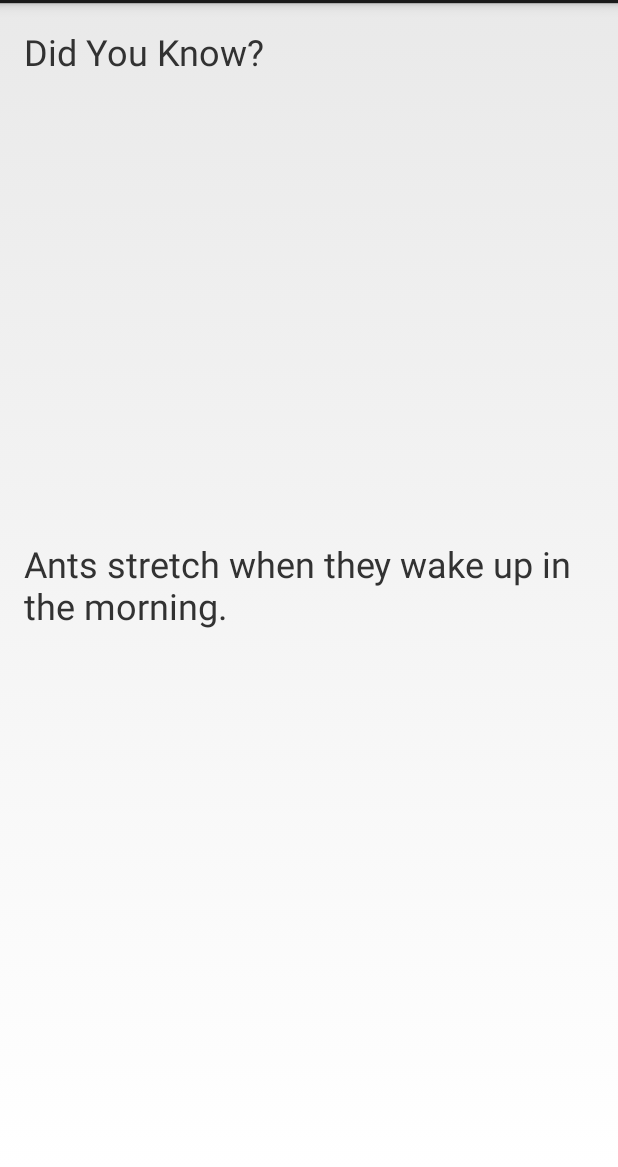
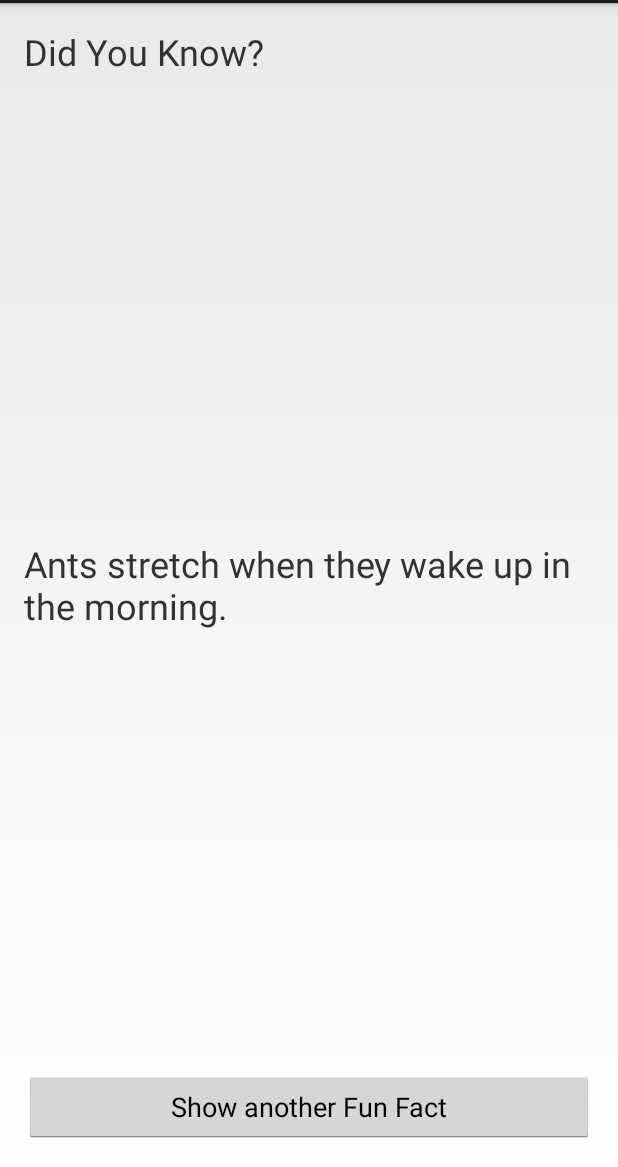
Before and after one commit to chintani/learn-to-build-andriod-apps, an Android app: the screen it shows after launch (FunFactsActivity), on a phone screen of 412 x 824 dp, the part 69-1236 px from its top. Run offline under Robolectric (Android 15) with nearby library versions, the phone set to English and light mode, and no system bars.

Commit message:
Added button to app.

```diff
--- a/fun_facts/FunFacts/app/src/main/res/layout/activity_fun_facts.xml
+++ b/fun_facts/FunFacts/app/src/main/res/layout/activity_fun_facts.xml
@@ -18,10 +18,18 @@
         android:layout_width="wrap_content"
         android:layout_height="wrap_content"
         android:text="Ants stretch when they wake up in the morning."
-        android:id="@+id/textView"
+        android:id="@+id/factTextView"
         android:layout_centerVertical="true"
         android:layout_alignParentLeft="true"
         android:layout_alignParentStart="true"
         android:textSize="24sp" />
 
+    <Button
+        android:layout_width="match_parent"
+        android:layout_height="wrap_content"
+        android:text="Show another Fun Fact"
+        android:id="@+id/showFactbutton"
+        android:layout_alignParentBottom="true"
+        android:layout_centerHorizontal="true" />
+
 </RelativeLayout>
```
